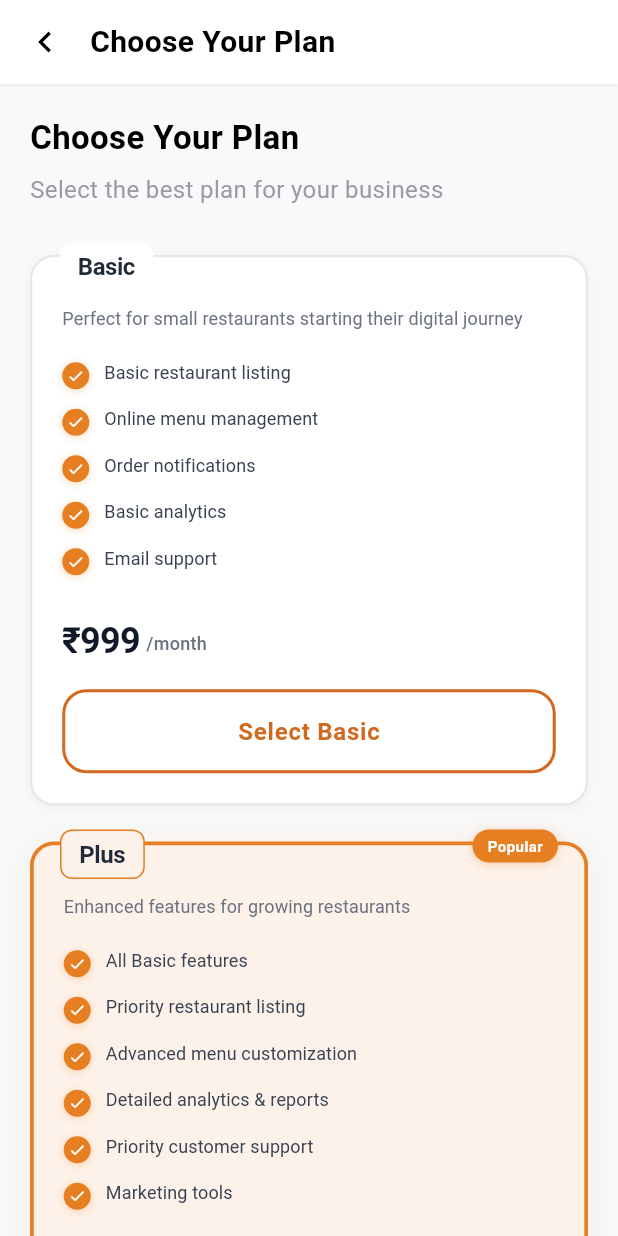
After one commit to SwapnaneelSarkar/bird_restaurant, a Flutter app: the PlanSelectionScreen screen opened directly, on a phone screen of 412 x 824 dp. The commit adds this screen. Run offline on Flutter 3.47's test engine with Material 3 defaults, Android fonts, the light colour scheme and no system bars; our stand-ins replace dotted_border, equatable, file_picker, firebase_auth, firebase_core, fl_chart and 9 more; accounts and stored records are empty.

Commit message:
plan page UI

```diff
--- /dev/null
+++ b/lib/models/plan_model.dart
@@ -0,0 +1,20 @@
+// lib/models/plan_model.dart
+class PlanModel {
+  final String id;
+  final String title;
+  final String description;
+  final List<String> features;
+  final double price;
+  final bool isPopular;
+  final String buttonText;
+
+  const PlanModel({
+    required this.id,
+    required this.title,
+    required this.description,
+    required this.features,
+    required this.price,
+    this.isPopular = false,
+    required this.buttonText,
+  });
+}
--- a/lib/presentation/resources/colors.dart
+++ b/lib/presentation/resources/colors.dart
@@ -13,6 +13,8 @@ class ColorManager {
   static Color black = HexColor.fromHex('#000000');
   static Color signUpRed = Color.fromARGB(191, 245, 88, 54);
   static Color cardGrey = HexColor.fromHex('#E5E7EB');
+    static Color textgrey2 = HexColor.fromHex('#4B5563');
+
 }
 
 extension HexColor on Color {
--- a/lib/presentation/resources/router/router.dart
+++ b/lib/presentation/resources/router/router.dart
@@ -5,6 +5,7 @@ import 'package:bird_restaurant/presentation/screens/add_resturant_info/view.dar
 import 'package:bird_restaurant/presentation/screens/attributes/view.dart';
 import 'package:bird_restaurant/presentation/screens/item_list/view.dart';
 import 'package:bird_restaurant/presentation/screens/orders/view.dart';
+import 'package:bird_restaurant/presentation/screens/plans/view.dart';
 import 'package:bird_restaurant/presentation/screens/signin/view.dart';
 import 'package:flutter/material.dart';
 
@@ -31,6 +32,8 @@ class Routes {
   static const String addProduct = '/addProduct';
   static const String orders = '/orders';
   static const String editMenu = '/editMenu';
+  static const String plan = '/plan';
+
 
   static const String blank = '/blank';
 }
@@ -92,6 +95,9 @@ class RouteGenerator {
         case Routes.editMenu:
           return MaterialPageRoute(builder: (_) => const EditMenuView());
 
+        case Routes.plan:
+          return MaterialPageRoute(builder: (_) => const PlanSelectionView());
+
 
         default:
           return unDefinedRoute();
--- a/lib/presentation/screens/homePage/sidebar/sidebar_drawer.dart
+++ b/lib/presentation/screens/homePage/sidebar/sidebar_drawer.dart
@@ -611,7 +611,10 @@ Widget _buildRestaurantImage() {
               child: const Text('Cancel'),
             ),
             TextButton(
-              onPressed: () => Navigator.of(context).pop(true),
+  onPressed: () => Navigator.of(context).pushNamedAndRemoveUntil(
+    '/signin', // Replace with your login route name
+    (route) => false, // This removes all previous routes
+  ),
   child: Text(
     'Logout',
     style: TextStyle(
--- /dev/null
+++ b/lib/presentation/screens/plans/bloc.dart
@@ -0,0 +1,79 @@
+
+// lib/presentation/plan_selection/bloc/plan_selection_bloc.dart
+import 'package:flutter_bloc/flutter_bloc.dart';
+import '../../../models/plan_model.dart';
+import 'event.dart';
+import 'state.dart';
+
+class PlanSelectionBloc extends Bloc<PlanSelectionEvent, PlanSelectionState> {
+  PlanSelectionBloc() : super(PlanSelectionInitial()) {
+    on<LoadPlansEvent>(_onLoadPlans);
+    on<SelectPlanEvent>(_onSelectPlan);
+  }
+
+  void _onLoadPlans(LoadPlansEvent event, Emitter<PlanSelectionState> emit) {
+    emit(PlanSelectionLoading());
+
+    try {
+      // Static data for now
+      final plans = [
+        const PlanModel(
+          id: 'basic',
+          title: 'Basic',
+          description: 'Perfect for small restaurants starting their digital journey',
+          features: [
+            'Basic restaurant listing',
+            'Online menu management',
+            'Order notifications',
+            'Basic analytics',
+            'Email support',
+          ],
+          price: 999,
+          buttonText: 'Select Basic',
+        ),
+        const PlanModel(
+          id: 'plus',
+          title: 'Plus',
+          description: 'Enhanced features for growing restaurants',
+          features: [
+            'All Basic features',
+            'Priority restaurant listing',
+            'Advanced menu customization',
+            'Detailed analytics & reports',
+            'Priority customer support',
+            'Marketing tools',
+          ],
+          price: 1999,
+          isPopular: true,
+          buttonText: 'Select Plus',
+        ),
+        const PlanModel(
+          id: 'premium',
+          title: 'Premium',
+          description: 'Complete solution for established restaurants',
+          features: [
+            'All Plus features',
+            'Featured restaurant placement',
+            'Advanced inventory management',
+            'Customer loyalty program',
+            '24/7 dedicated support',
+            'Advanced marketing tools',
+          ],
+          price: 3999,
+          buttonText: 'Select Premium',
+        ),
+      ];
+
+      emit(PlanSelectionLoaded(plans: plans));
+    } catch (e) {
+      emit(PlanSelectionError('Failed to load plans: ${e.toString()}'));
+    }
+  }
+
+  void _onSelectPlan(SelectPlanEvent event, Emitter<PlanSelectionState> emit) {
+    if (state is PlanSelectionLoaded) {
+      final currentState = state as PlanSelectionLoaded;
+      emit(currentState.copyWith(selectedPlanId: event.planId));
+    }
+  }
+}
--- /dev/null
+++ b/lib/presentation/screens/plans/event.dart
@@ -0,0 +1,20 @@
+// lib/presentation/plan_selection/bloc/plan_selection_event.dart
+import 'package:equatable/equatable.dart';
+
+abstract class PlanSelectionEvent extends Equatable {
+  const PlanSelectionEvent();
+
+  @override
+  List<Object> get props => [];
+}
+
+class LoadPlansEvent extends PlanSelectionEvent {}
+
+class SelectPlanEvent extends PlanSelectionEvent {
+  final String planId;
+
+  const SelectPlanEvent(this.planId);
+
+  @override
+  List<Object> get props => [planId];
+}
--- /dev/null
+++ b/lib/presentation/screens/plans/state.dart
@@ -0,0 +1,46 @@
+// lib/presentation/plan_selection/bloc/plan_selection_state.dart
+import 'package:equatable/equatable.dart';
+import '../../../models/plan_model.dart';
+
+abstract class PlanSelectionState extends Equatable {
+  const PlanSelectionState();
+
+  @override
+  List<Object?> get props => [];
+}
+
+class PlanSelectionInitial extends PlanSelectionState {}
+
+class PlanSelectionLoading extends PlanSelectionState {}
+
+class PlanSelectionLoaded extends PlanSelectionState {
+  final List<PlanModel> plans;
+  final String? selectedPlanId;
+
+  const PlanSelectionLoaded({
+    required this.plans,
+    this.selectedPlanId,
+  });
+
+  @override
+  List<Object?> get props => [plans, selectedPlanId];
+
+  PlanSelectionLoaded copyWith({
+    List<PlanModel>? plans,
+    String? selectedPlanId,
+  }) {
+    return PlanSelectionLoaded(
+      plans: plans ?? this.plans,
+      selectedPlanId: selectedPlanId ?? this.selectedPlanId,
+    );
+  }
+}
+
+class PlanSelectionError extends PlanSelectionState {
+  final String message;
+
+  const PlanSelectionError(this.message);
+
+  @override
+  List<Object> get props => [message];
+}
--- /dev/null
+++ b/lib/presentation/screens/plans/view.dart
@@ -0,0 +1,137 @@
+// lib/presentation/plan_selection/view/plan_selection_view.dart
+import 'package:flutter/material.dart';
+import 'package:flutter_bloc/flutter_bloc.dart';
+import '../../../ui_components/plan_card.dart';
+import '../../../ui_components/universal_widget/topbar.dart';
+import '../../resources/colors.dart';
+import '../../resources/font.dart';
+import 'bloc.dart';
+import 'event.dart';
+import 'state.dart';
+
+class PlanSelectionView extends StatelessWidget {
+  const PlanSelectionView({Key? key}) : super(key: key);
+
+  @override
+  Widget build(BuildContext context) {
+    return BlocProvider(
+      create: (context) => PlanSelectionBloc()..add(LoadPlansEvent()),
+      child: const PlanSelectionScreen(),
+    );
+  }
+}
+
+class PlanSelectionScreen extends StatelessWidget {
+  const PlanSelectionScreen({Key? key}) : super(key: key);
+
+  @override
+  Widget build(BuildContext context) {
+    return Scaffold(
+      backgroundColor: const Color(0xFFF8F9FA),
+      body: SafeArea(
+        child: Column(
+          children: [
+            const AppBackHeader(title: 'Choose Your Plan'),
+            Expanded(
+              child: BlocBuilder<PlanSelectionBloc, PlanSelectionState>(
+                builder: (context, state) {
+                  if (state is PlanSelectionLoading) {
+                    return  Center(
+                      child: CircularProgressIndicator(
+                        color: ColorManager.primary,
+                      ),
+                    );
+                  }
+
+                  if (state is PlanSelectionError) {
+                    return Center(
+                      child: Column(
+                        mainAxisAlignment: MainAxisAlignment.center,
+                        children: [
+                          Text(
+                            'Error',
+                            style: TextStyle(
+                              fontSize: FontSize.s18,
+                              fontWeight: FontWeightManager.bold,
+                              color: ColorManager.black,
+                            ),
+                          ),
+                          const SizedBox(height: 8),
+                          Text(
+                            state.message,
+                            style: TextStyle(
+                              fontSize: FontSize.s14,
+                              color: ColorManager.grey,
+                            ),
+                            textAlign: TextAlign.center,
+                          ),
+                        ],
+                      ),
+                    );
+                  }
+
+                  if (state is PlanSelectionLoaded) {
+                    return SingleChildScrollView(
+                      padding: const EdgeInsets.all(20),
+                      child: Column(
+                        crossAxisAlignment: CrossAxisAlignment.start,
+                        children: [
+                          Text(
+                            'Choose Your Plan',
+                            style: TextStyle(
+                              fontSize: FontSize.s22,
+                              fontWeight: FontWeightManager.bold,
+                              color: ColorManager.black,
+                            ),
+                          ),
+                          const SizedBox(height: 8),
+                          Text(
+                            'Select the best plan for your business',
+                            style: TextStyle(
+                              fontSize: FontSize.s16,
+                              color: ColorManager.textGrey,
+                            ),
+                          ),
+                          const SizedBox(height: 24),
+
+                          // Plans list
+                          ...state.plans.map((plan) => PlanCard(
+                            plan: plan,
+                            isSelected: state.selectedPlanId == plan.id,
+                            onTap: () {
+                              context.read<PlanSelectionBloc>().add(
+                                SelectPlanEvent(plan.id),
+                              );
+                              // Handle plan selection - navigate or show success
+                              _handlePlanSelection(context, plan);
+                            },
+                          )).toList(),
+                        ],
+                      ),
+                    );
+                  }
+
+                  return const SizedBox.shrink();
+                },
+              ),
+            ),
+          ],
+        ),
+      ),
+    );
+  }
+
+  void _handlePlanSelection(BuildContext context, dynamic plan) {
+    // Show snackbar or navigate to next screen
+    ScaffoldMessenger.of(context).showSnackBar(
+      SnackBar(
+        content: Text('${plan.title} plan selected'),
+        backgroundColor: ColorManager.primary,
+        duration: const Duration(seconds: 2),
+      ),
+    );
+
+    // You can add navigation logic here
+    // Navigator.pushNamed(context, '/payment', arguments: plan);
+  }
+}
--- /dev/null
+++ b/lib/ui_components/plan_button.dart
@@ -0,0 +1,125 @@
+import 'package:flutter/material.dart';
+import '../presentation/resources/colors.dart';
+import '../presentation/resources/font.dart';
+
+class PlanButton extends StatefulWidget {
+  final String text;
+  final VoidCallback onTap;
+  final bool isPopular;
+
+  const PlanButton({
+    Key? key,
+    required this.text,
+    required this.onTap,
+    this.isPopular = false,
+  }) : super(key: key);
+
+  @override
+  State<PlanButton> createState() => _PlanButtonState();
+}
+
+class _PlanButtonState extends State<PlanButton>
+    with SingleTickerProviderStateMixin {
+  late AnimationController _controller;
+  late Animation<double> _scaleAnimation;
+  bool _isPressed = false;
+
+  @override
+  void initState() {
+    super.initState();
+    _controller = AnimationController(
+      duration: const Duration(milliseconds: 150),
+      vsync: this,
+    );
+    _scaleAnimation = Tween<double>(
+      begin: 1.0,
+      end: 0.95,
+    ).animate(CurvedAnimation(
+      parent: _controller,
+      curve: Curves.easeInOut,
+    ));
+  }
+
+  @override
+  void dispose() {
+    _controller.dispose();
+    super.dispose();
+  }
+
+  void _onTapDown(TapDownDetails details) {
+    setState(() {
+      _isPressed = true;
+    });
+    _controller.forward();
+  }
+
+  void _onTapUp(TapUpDetails details) {
+    setState(() {
+      _isPressed = false;
+    });
+    _controller.reverse();
+    widget.onTap();
+  }
+
+  void _onTapCancel() {
+    setState(() {
+      _isPressed = false;
+    });
+    _controller.reverse();
+  }
+
+  @override
+  Widget build(BuildContext context) {
+    return AnimatedBuilder(
+      animation: _scaleAnimation,
+      builder: (context, child) {
+        return Transform.scale(
+          scale: _scaleAnimation.value,
+          child: GestureDetector(
+            onTapDown: _onTapDown,
+            onTapUp: _onTapUp,
+            onTapCancel: _onTapCancel,
+            child: AnimatedContainer(
+              duration: const Duration(milliseconds: 200),
+              width: double.infinity,
+              height: 56,
+              decoration: BoxDecoration(
+                color: widget.isPopular
+                    ? ColorManager.primary
+                    : Colors.transparent,
+                borderRadius: BorderRadius.circular(16),
+                border: Border.all(
+                  color: ColorManager.primary,
+                  width: 2,
+                ),
+                boxShadow: widget.isPopular
+                    ? [
+                        BoxShadow(
+                          color: ColorManager.primary.withOpacity(0.3),
+                          blurRadius: 12,
+                          offset: const Offset(0, 4),
+                          spreadRadius: 0,
+                        ),
+                      ]
+                    : null,
+              ),
+              child: Center(
+                child: Text(
+                  widget.text,
+                  style: TextStyle(
+                    fontSize: FontSize.s16,
+                    fontWeight: FontWeightManager.semiBold,
+                    color: widget.isPopular
+                        ? Colors.white
+                        : ColorManager.primary,
+                    letterSpacing: 0.5,
+                  ),
+                ),
+              ),
+            ),
+          ),
+        );
+      },
+    );
+  }
+}
--- /dev/null
+++ b/lib/ui_components/plan_card.dart
@@ -0,0 +1,213 @@
+import 'package:bird_restaurant/presentation/resources/colors.dart';
+import 'package:flutter/material.dart';
+import '../../../models/plan_model.dart';
+import '../presentation/resources/font.dart';
+import 'plan_button.dart';
+
+class PlanCard extends StatelessWidget {
+  final PlanModel plan;
+  final bool isSelected;
+  final VoidCallback onTap;
+
+  const PlanCard({
+    Key? key,
+    required this.plan,
+    this.isSelected = false,
+    required this.onTap,
+  }) : super(key: key);
+
+  @override
+  Widget build(BuildContext context) {
+    return Container(
+      margin: const EdgeInsets.only(bottom: 16),
+      child: Stack(
+        children: [
+          // Main card container
+          Container(
+            margin: const EdgeInsets.only(top: 8),
+            decoration: BoxDecoration(
+              color: plan.isPopular ? const Color(0xFFFDF2E9) : Colors.white,
+              borderRadius: BorderRadius.circular(16),
+              border: Border.all(
+                color: plan.isPopular
+                    ? const Color(0xFFE67E22)
+                    : const Color(0xFFE5E7EB),
+                width: plan.isPopular ? 2.5 : 1.5,
+              ),
+              boxShadow: [
+                BoxShadow(
+                  color: plan.isPopular
+                      ? const Color(0xFFE67E22).withOpacity(0.1)
+                      : Colors.black.withOpacity(0.04),
+                  blurRadius: plan.isPopular ? 16 : 8,
+                  offset: const Offset(0, 2),
+                  spreadRadius: plan.isPopular ? 1 : 0,
+                ),
+              ],
+            ),
+            child: Padding(
+              padding: const EdgeInsets.all(20),
+              child: Column(
+                crossAxisAlignment: CrossAxisAlignment.start,
+                children: [
+                  // Top spacing to account for title in border
+                  const SizedBox(height: 12),
+
+                  // Plan description
+                  Text(
+                    plan.description,
+                    style: TextStyle(
+                      fontSize: FontSize.s12,
+                      color: const Color(0xFF6B7280),
+                      height: 1.4,
+                      letterSpacing: 0.1,
+                    ),
+                  ),
+                  const SizedBox(height: 20),
+
+                  // Features list
+                  ...plan.features.map((feature) => Padding(
+                    padding: const EdgeInsets.only(bottom: 12),
+                    child: Row(
+                      crossAxisAlignment: CrossAxisAlignment.start,
+                      children: [
+                        Container(
+                          width: 18,
+                          height: 18,
+                          margin: const EdgeInsets.only(top: 1),
+                          decoration: BoxDecoration(
+                            color: const Color(0xFFE67E22),
+                            shape: BoxShape.circle,
+                            boxShadow: [
+                              BoxShadow(
+                                color: const Color(0xFFE67E22).withOpacity(0.3),
+                                blurRadius: 4,
+                                offset: const Offset(0, 1),
+                              ),
+                            ],
+                          ),
+                          child: const Icon(
+                            Icons.check_rounded,
+                            color: Colors.white,
+                            size: 12,
+                          ),
+                        ),
+                        const SizedBox(width: 10),
+                        Expanded(
+                          child: Text(
+                            feature,
+                            style: TextStyle(
+                              fontSize: FontSize.s12,
+                              color: const Color(0xFF374151),
+                              height: 1.3,
+                              letterSpacing: 0.1,
+                            ),
+                          ),
+                        ),
+                      ],
+                    ),
+                  )).toList(),
+
+                  const SizedBox(height: 20),
+
+                  // Price
+                  Row(
+                    crossAxisAlignment: CrossAxisAlignment.end,
+                    children: [
+                      Text(
+                        '₹${plan.price.toInt().toString().replaceAllMapped(RegExp(r'(\d{1,3})(?=(\d{3})+(?!\d))'), (Match m) => '${m[1]},')}',
+                        style: TextStyle(
+                          fontSize: 24,
+                          fontWeight: FontWeightManager.bold,
+                          color: const Color(0xFF111827),
+                          letterSpacing: -0.5,
+                          height: 1.0,
+                        ),
+                      ),
+                      Padding(
+                        padding: const EdgeInsets.only(bottom: 2, left: 4),
+                        child: Text(
+                          '/month',
+                          style: TextStyle(
+                            fontSize: FontSize.s12,
+                            color: const Color(0xFF6B7280),
+                            fontWeight: FontWeightManager.medium,
+                            letterSpacing: 0.2,
+                          ),
+                        ),
+                      ),
+                    ],
+                  ),
+                  const SizedBox(height: 20),
+
+                  // Select button
+                  PlanButton(
+                    text: plan.buttonText,
+                    onTap: onTap,
+                    isPopular: plan.isPopular,
+                  ),
+                ],
+              ),
+            ),
+          ),
+
+          // Title positioned in the border
+          Positioned(
+            left: 20,
+            top: 0,
+            child: Container(
+              padding: const EdgeInsets.symmetric(horizontal: 12, vertical: 4),
+              decoration: BoxDecoration(
+                color: plan.isPopular ? const Color(0xFFFDF2E9) : Colors.white,
+                borderRadius: BorderRadius.circular(8),
+                border: plan.isPopular ? Border.all(
+                  color: const Color(0xFFE67E22),
+                  width: 1,
+                ) : null,
+              ),
+              child: Text(
+                plan.title,
+                style: TextStyle(
+                  fontSize: FontSize.s16,
+                  fontWeight: FontWeightManager.bold,
+                  color: const Color(0xFF1F2937),
+                  letterSpacing: -0.3,
+                ),
+              ),
+            ),
+          ),
+
+          // Popular badge positioned on the right
+          if (plan.isPopular)
+            Positioned(
+              right: 20,
+              top: 0,
+              child: Container(
+                padding: const EdgeInsets.symmetric(horizontal: 10, vertical: 4),
+                decoration: BoxDecoration(
+                  color: const Color(0xFFE67E22),
+                  borderRadius: BorderRadius.circular(12),
+                  boxShadow: [
+                    BoxShadow(
+                      color: const Color(0xFFE67E22).withOpacity(0.3),
+                      blurRadius: 6,
+                      offset: const Offset(0, 1),
+                    ),
+                  ],
+                ),
+                child: Text(
+                  'Popular',
+                  style: TextStyle(
+                    color: Colors.white,
+                    fontSize: FontSize.s10,
+                    fontWeight: FontWeightManager.semiBold,
+                    letterSpacing: 0.3,
+                  ),
+                ),
+              ),
+            ),
+        ],
+      ),
+    );
+  }
+}
```
Lines whose indentation alone changed are shown as unchanged.
